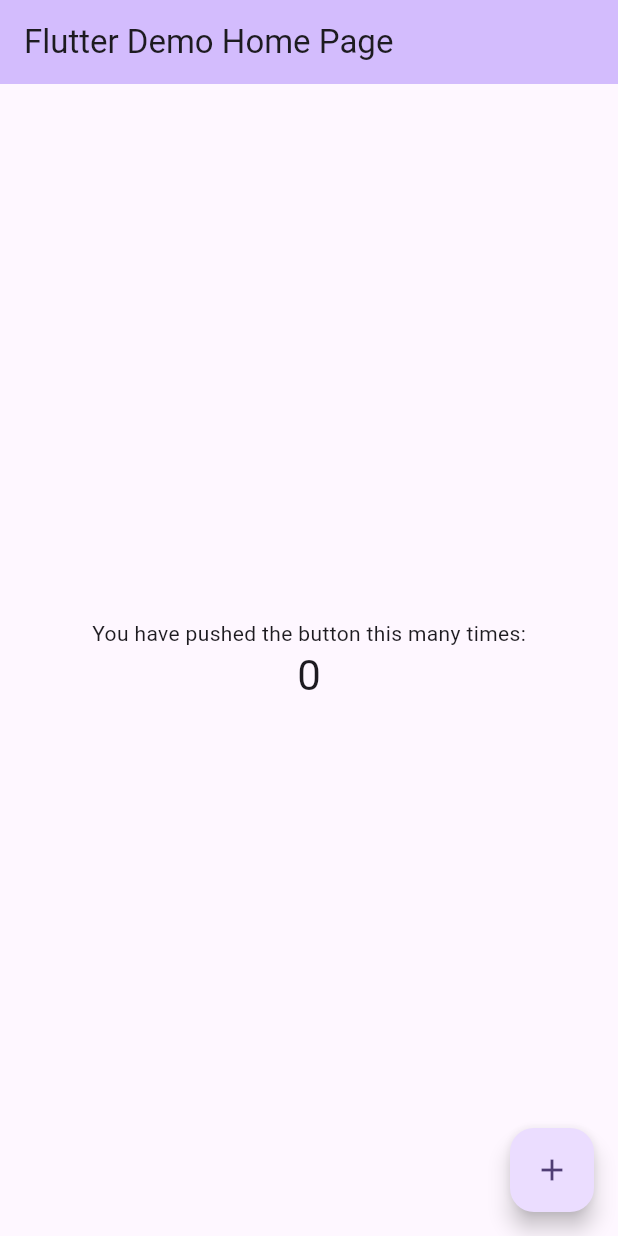
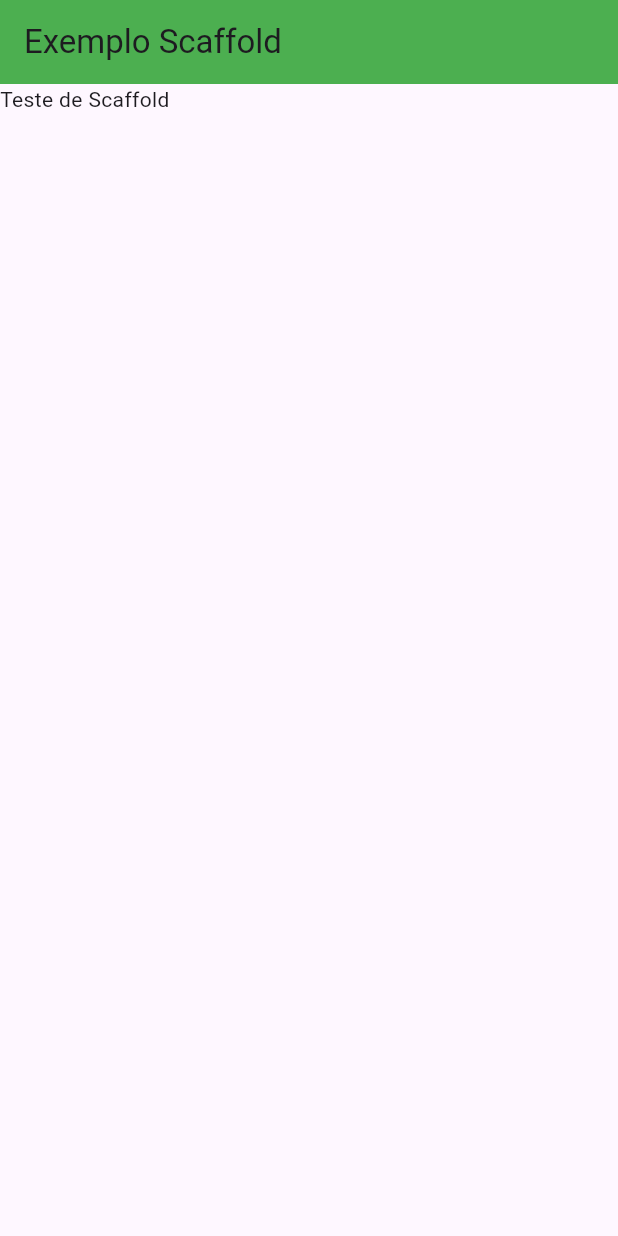
Before and after one commit to leofsousa/curso-flutter, a Flutter app: the screen it shows after launch, on a phone screen of 412 x 824 dp. Run offline on Flutter 3.47's test engine with Material 3 defaults, Android fonts, the light colour scheme and no system bars.

Commit message:
Testes de Colunas e Linhas

```diff
--- a/app_container/lib/main.dart
+++ b/app_container/lib/main.dart
@@ -1,125 +1,21 @@
 import 'package:flutter/material.dart';
 
-void main() {
-  runApp(const MyApp());
+void main(){
+  runApp(MaterialApp(
+    title: "Projeto Container",
+    home: Scaffold(
+      appBar: AppBar(
+        title: const Text("Exemplo Scaffold"),
+        backgroundColor: Colors.green,
+        ),
+      body: Container(
+        child: Column(
+          children: [
+            Text("Teste de Scaffold")
+          ],
+        )
+      ),
+    )
+
+  ));
 }
-
-class MyApp extends StatelessWidget {
-  const MyApp({super.key});
-
-  // This widget is the root of your application.
-  @override
-  Widget build(BuildContext context) {
-    return MaterialApp(
-      title: 'Flutter Demo',
-      theme: ThemeData(
-        // This is the theme of your application.
-        //
-        // TRY THIS: Try running your application with "flutter run". You'll see
-        // the application has a purple toolbar. Then, without quitting the app,
-        // try changing the seedColor in the colorScheme below to Colors.green
-        // and then invoke "hot reload" (save your changes or press the "hot
-        // reload" button in a Flutter-supported IDE, or press "r" if you used
-        // the command line to start the app).
-        //
-        // Notice that the counter didn't reset back to zero; the application
-        // state is not lost during the reload. To reset the state, use hot
-        // restart instead.
-        //
-        // This works for code too, not just values: Most code changes can be
-        // tested with just a hot reload.
-        colorScheme: ColorScheme.fromSeed(seedColor: Colors.deepPurple),
-        useMaterial3: true,
-      ),
-      home: const MyHomePage(title: 'Flutter Demo Home Page'),
-    );
-  }
-}
-
-class MyHomePage extends StatefulWidget {
-  const MyHomePage({super.key, required this.title});
-
-  // This widget is the home page of your application. It is stateful, meaning
-  // that it has a State object (defined below) that contains fields that affect
-  // how it looks.
-
-  // This class is the configuration for the state. It holds the values (in this
-  // case the title) provided by the parent (in this case the App widget) and
-  // used by the build method of the State. Fields in a Widget subclass are
-  // always marked "final".
-
-  final String title;
-
-  @override
-  State<MyHomePage> createState() => _MyHomePageState();
-}
-
-class _MyHomePageState extends State<MyHomePage> {
-  int _counter = 0;
-
-  void _incrementCounter() {
-    setState(() {
-      // This call to setState tells the Flutter framework that something has
-      // changed in this State, which causes it to rerun the build method below
-      // so that the display can reflect the updated values. If we changed
-      // _counter without calling setState(), then the build method would not be
-      // called again, and so nothing would appear to happen.
-      _counter++;
-    });
-  }
-
-  @override
-  Widget build(BuildContext context) {
-    // This method is rerun every time setState is called, for instance as done
-    // by the _incrementCounter method above.
-    //
-    // The Flutter framework has been optimized to make rerunning build methods
-    // fast, so that you can just rebuild anything that needs updating rather
-    // than having to individually change instances of widgets.
-    return Scaffold(
-      appBar: AppBar(
-        // TRY THIS: Try changing the color here to a specific color (to
-        // Colors.amber, perhaps?) and trigger a hot reload to see the AppBar
-        // change color while the other colors stay the same.
-        backgroundColor: Theme.of(context).colorScheme.inversePrimary,
-        // Here we take the value from the MyHomePage object that was created by
-        // the App.build method, and use it to set our appbar title.
-        title: Text(widget.title),
-      ),
-      body: Center(
-        // Center is a layout widget. It takes a single child and positions it
-        // in the middle of the parent.
-        child: Column(
-          // Column is also a layout widget. It takes a list of children and
-          // arranges them vertically. By default, it sizes itself to fit its
-          // children horizontally, and tries to be as tall as its parent.
-          //
-          // Column has various properties to control how it sizes itself and
-          // how it positions its children. Here we use mainAxisAlignment to
-          // center the children vertically; the main axis here is the vertical
-          // axis because Columns are vertical (the cross axis would be
-          // horizontal).
-          //
-          // TRY THIS: Invoke "debug painting" (choose the "Toggle Debug Paint"
-          // action in the IDE, or press "p" in the console), to see the
-          // wireframe for each widget.
-          mainAxisAlignment: MainAxisAlignment.center,
-          children: <Widget>[
-            const Text(
-              'You have pushed the button this many times:',
-            ),
-            Text(
-              '$_counter',
-              style: Theme.of(context).textTheme.headlineMedium,
-            ),
-          ],
-        ),
-      ),
-      floatingActionButton: FloatingActionButton(
-        onPressed: _incrementCounter,
-        tooltip: 'Increment',
-        child: const Icon(Icons.add),
-      ), // This trailing comma makes auto-formatting nicer for build methods.
-    );
-  }
-}
```
